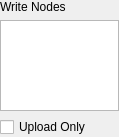
Before: the Qt Designer form conductor/resources/nuke.ui in AtomicConductor/conductor_client, drawn with Qt 5.
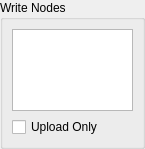
After: the same form once the commit is applied.

Diff of the .ui file:
```diff
--- a/conductor/resources/nuke.ui
+++ b/conductor/resources/nuke.ui
@@ -6,31 +6,20 @@
    <rect>
     <x>0</x>
     <y>0</y>
-    <width>119</width>
-    <height>137</height>
+    <width>145</width>
+    <height>149</height>
    </rect>
   </property>
-  <layout class="QVBoxLayout" name="verticalLayout_2">
-   <property name="margin">
-    <number>0</number>
-   </property>
-   <item>
-    <widget class="QWidget" name="ui_write_nodes_wgt" native="true">
-     <property name="toolTip">
-      <string>Select which write nodes to submit.
-Only those selected will be rendered.</string>
-     </property>
      <layout class="QVBoxLayout" name="verticalLayout">
       <property name="margin">
        <number>0</number>
       </property>
       <item>
-       <widget class="QLabel" name="ui_write_nodes_lbl">
-        <property name="text">
+    <widget class="QGroupBox" name="ui_write_nodes_grpbx">
+     <property name="title">
          <string>Write Nodes</string>
         </property>
-       </widget>
-      </item>
+     <layout class="QVBoxLayout" name="verticalLayout_2">
       <item>
        <widget class="QTreeWidget" name="ui_write_nodes_trwgt">
         <property name="selectionMode">
@@ -49,9 +38,6 @@
         </column>
        </widget>
       </item>
-     </layout>
-    </widget>
-   </item>
    <item>
     <widget class="QCheckBox" name="ui_upload_only">
      <property name="toolTip">
@@ -64,6 +50,13 @@
    </item>
   </layout>
  </widget>
+   </item>
+  </layout>
+ </widget>
+ <tabstops>
+  <tabstop>ui_write_nodes_trwgt</tabstop>
+  <tabstop>ui_upload_only</tabstop>
+ </tabstops>
  <resources/>
  <connections/>
 </ui>
```
Lines whose indentation alone changed are shown as unchanged.
